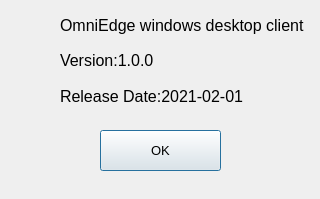
The window that aboutdialog.ui (omniedgeio/omniedge-windows) describes before a commit, drawn with Qt 5.
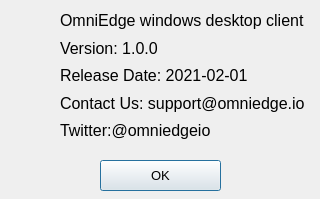
The same window after the commit. Icons and pictures are not drawn.

Commit message: 1.add contact & email in about dialog

The edit to the form file:
```diff
--- a/aboutdialog.ui
+++ b/aboutdialog.ui
@@ -37,10 +37,23 @@
      <x>60</x>
      <y>10</y>
      <width>251</width>
-     <height>101</height>
+     <height>131</height>
     </rect>
    </property>
    <layout class="QGridLayout" name="gridLayout">
+    <item row="4" column="0">
+     <widget class="QLabel" name="label_contact">
+      <property name="font">
+       <font>
+        <family>Segoe UI</family>
+        <pointsize>12</pointsize>
+       </font>
+      </property>
+      <property name="text">
+       <string>Contact Us: support@omniedge.io</string>
+      </property>
+     </widget>
+    </item>
     <item row="3" column="0">
      <widget class="QLabel" name="label_4">
       <property name="sizePolicy">
@@ -56,7 +69,26 @@
        </font>
       </property>
       <property name="text">
-       <string>Release Date:2021-02-01</string>
+       <string>Release Date: 2021-02-01</string>
+      </property>
+     </widget>
+    </item>
+    <item row="1" column="0">
+     <widget class="QLabel" name="label_info">
+      <property name="sizePolicy">
+       <sizepolicy hsizetype="Ignored" vsizetype="Ignored">
+        <horstretch>0</horstretch>
+        <verstretch>0</verstretch>
+       </sizepolicy>
+      </property>
+      <property name="font">
+       <font>
+        <family>Segoe UI</family>
+        <pointsize>12</pointsize>
+       </font>
+      </property>
+      <property name="text">
+       <string>OmniEdge windows desktop client</string>
       </property>
      </widget>
     </item>
@@ -78,18 +110,12 @@
        <string notr="true"/>
       </property>
       <property name="text">
-       <string>Version:1.0.0</string>
+       <string>Version: 1.0.0</string>
       </property>
      </widget>
     </item>
-    <item row="1" column="0">
-     <widget class="QLabel" name="label_3">
-      <property name="sizePolicy">
-       <sizepolicy hsizetype="Ignored" vsizetype="Ignored">
-        <horstretch>0</horstretch>
-        <verstretch>0</verstretch>
-       </sizepolicy>
-      </property>
+    <item row="5" column="0">
+     <widget class="QLabel" name="label_twitter">
       <property name="font">
        <font>
         <family>Segoe UI</family>
@@ -97,7 +123,7 @@
        </font>
       </property>
       <property name="text">
-       <string>OmniEdge windows desktop client</string>
+       <string>Twitter:@omniedgeio</string>
       </property>
      </widget>
     </item>
@@ -107,9 +133,9 @@
    <property name="geometry">
     <rect>
      <x>100</x>
-     <y>130</y>
+     <y>160</y>
      <width>121</width>
-     <height>41</height>
+     <height>31</height>
     </rect>
    </property>
    <property name="sizePolicy">
```
Left out of the diff: 4 changed lines with no effect on the pictures. The commit also changes 2 other files.
